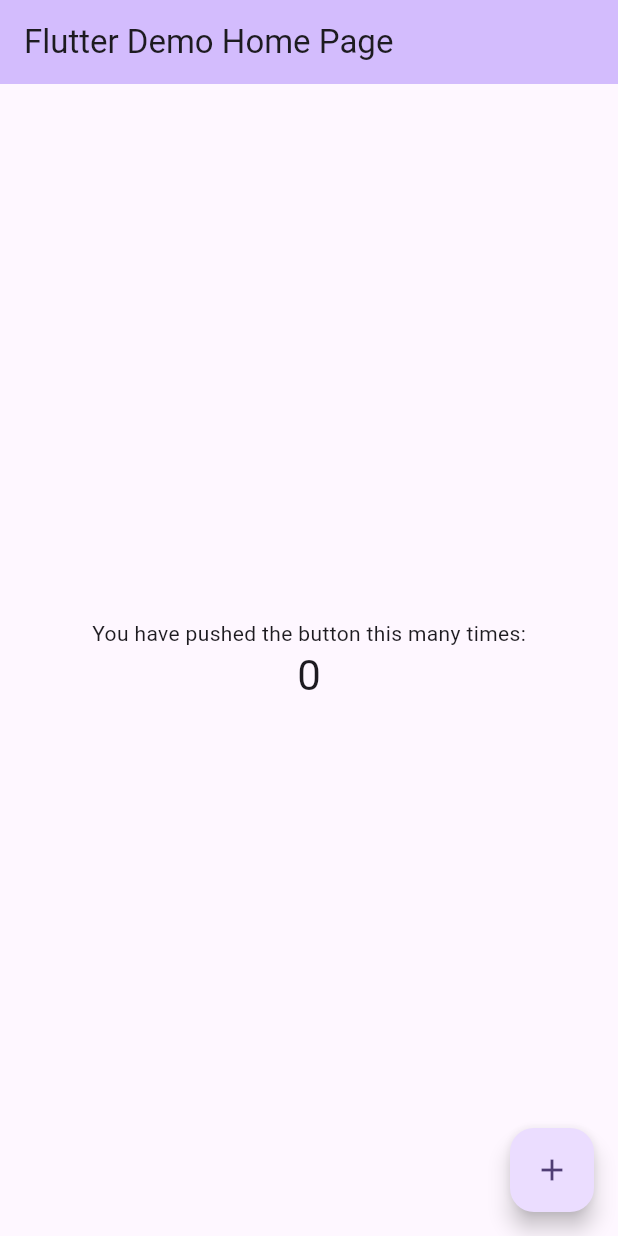
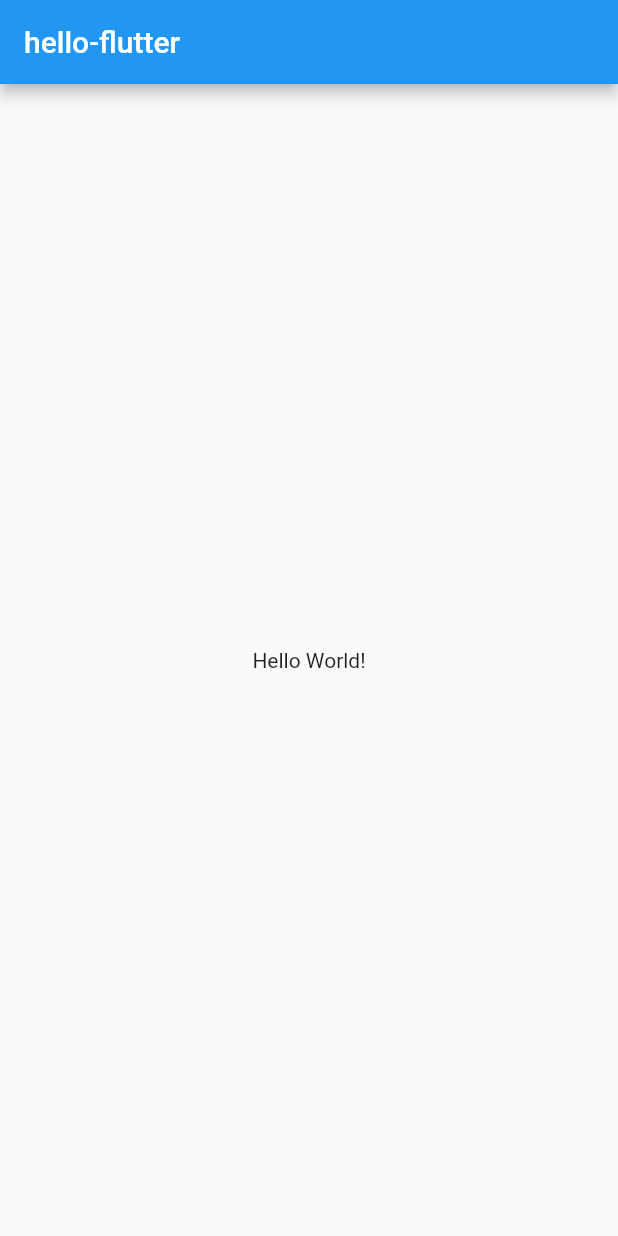
Before and after one commit to DaehunGwak/flutter-playground, a Flutter app: the screen it shows after launch, on a phone screen of 412 x 824 dp. Run offline on Flutter 3.47's test engine with Material 2 defaults, Android fonts, the phone set to English and light mode, and no system bars.

Commit message:
modify hello-world main

```diff
--- a/hello_flutter/lib/main.dart
+++ b/hello_flutter/lib/main.dart
@@ -1,125 +1,25 @@
 import 'package:flutter/material.dart';
 
 void main() {
-  runApp(const MyApp());
+  runApp(App());
 }
 
-class MyApp extends StatelessWidget {
-  const MyApp({super.key});
-
-  // This widget is the root of your application.
+// starting point
+class App extends StatelessWidget {
+  // return root widget
+  // material(google style) or cupertino(ios app) app 이용할 예정
+  // scaffold 를 먼저 깔아서 구조를 가져줘야 함
   @override
   Widget build(BuildContext context) {
     return MaterialApp(
-      title: 'Flutter Demo',
-      theme: ThemeData(
-        // This is the theme of your application.
-        //
-        // TRY THIS: Try running your application with "flutter run". You'll see
-        // the application has a blue toolbar. Then, without quitting the app,
-        // try changing the seedColor in the colorScheme below to Colors.green
-        // and then invoke "hot reload" (save your changes or press the "hot
-        // reload" button in a Flutter-supported IDE, or press "r" if you used
-        // the command line to start the app).
-        //
-        // Notice that the counter didn't reset back to zero; the application
-        // state is not lost during the reload. To reset the state, use hot
-        // restart instead.
-        //
-        // This works for code too, not just values: Most code changes can be
-        // tested with just a hot reload.
-        colorScheme: ColorScheme.fromSeed(seedColor: Colors.deepPurple),
-        useMaterial3: true,
+      home: Scaffold(
+        appBar: AppBar(
+          title: Text('hello-flutter'),
+        ),
+        body: Center(
+          child: Text('Hello World!'),
+        ),
       ),
-      home: const MyHomePage(title: 'Flutter Demo Home Page'),
     );
   }
 }
-
-class MyHomePage extends StatefulWidget {
-  const MyHomePage({super.key, required this.title});
-
-  // This widget is the home page of your application. It is stateful, meaning
-  // that it has a State object (defined below) that contains fields that affect
-  // how it looks.
-
-  // This class is the configuration for the state. It holds the values (in this
-  // case the title) provided by the parent (in this case the App widget) and
-  // used by the build method of the State. Fields in a Widget subclass are
-  // always marked "final".
-
-  final String title;
-
-  @override
-  State<MyHomePage> createState() => _MyHomePageState();
-}
-
-class _MyHomePageState extends State<MyHomePage> {
-  int _counter = 0;
-
-  void _incrementCounter() {
-    setState(() {
-      // This call to setState tells the Flutter framework that something has
-      // changed in this State, which causes it to rerun the build method below
-      // so that the display can reflect the updated values. If we changed
-      // _counter without calling setState(), then the build method would not be
-      // called again, and so nothing would appear to happen.
-      _counter++;
-    });
-  }
-
-  @override
-  Widget build(BuildContext context) {
-    // This method is rerun every time setState is called, for instance as done
-    // by the _incrementCounter method above.
-    //
-    // The Flutter framework has been optimized to make rerunning build methods
-    // fast, so that you can just rebuild anything that needs updating rather
-    // than having to individually change instances of widgets.
-    return Scaffold(
-      appBar: AppBar(
-        // TRY THIS: Try changing the color here to a specific color (to
-        // Colors.amber, perhaps?) and trigger a hot reload to see the AppBar
-        // change color while the other colors stay the same.
-        backgroundColor: Theme.of(context).colorScheme.inversePrimary,
-        // Here we take the value from the MyHomePage object that was created by
-        // the App.build method, and use it to set our appbar title.
-        title: Text(widget.title),
-      ),
-      body: Center(
-        // Center is a layout widget. It takes a single child and positions it
-        // in the middle of the parent.
-        child: Column(
-          // Column is also a layout widget. It takes a list of children and
-          // arranges them vertically. By default, it sizes itself to fit its
-          // children horizontally, and tries to be as tall as its parent.
-          //
-          // Column has various properties to control how it sizes itself and
-          // how it positions its children. Here we use mainAxisAlignment to
-          // center the children vertically; the main axis here is the vertical
-          // axis because Columns are vertical (the cross axis would be
-          // horizontal).
-          //
-          // TRY THIS: Invoke "debug painting" (choose the "Toggle Debug Paint"
-          // action in the IDE, or press "p" in the console), to see the
-          // wireframe for each widget.
-          mainAxisAlignment: MainAxisAlignment.center,
-          children: <Widget>[
-            const Text(
-              'You have pushed the button this many times:',
-            ),
-            Text(
-              '$_counter',
-              style: Theme.of(context).textTheme.headlineMedium,
-            ),
-          ],
-        ),
-      ),
-      floatingActionButton: FloatingActionButton(
-        onPressed: _incrementCounter,
-        tooltip: 'Increment',
-        child: const Icon(Icons.add),
-      ), // This trailing comma makes auto-formatting nicer for build methods.
-    );
-  }
-}
```
